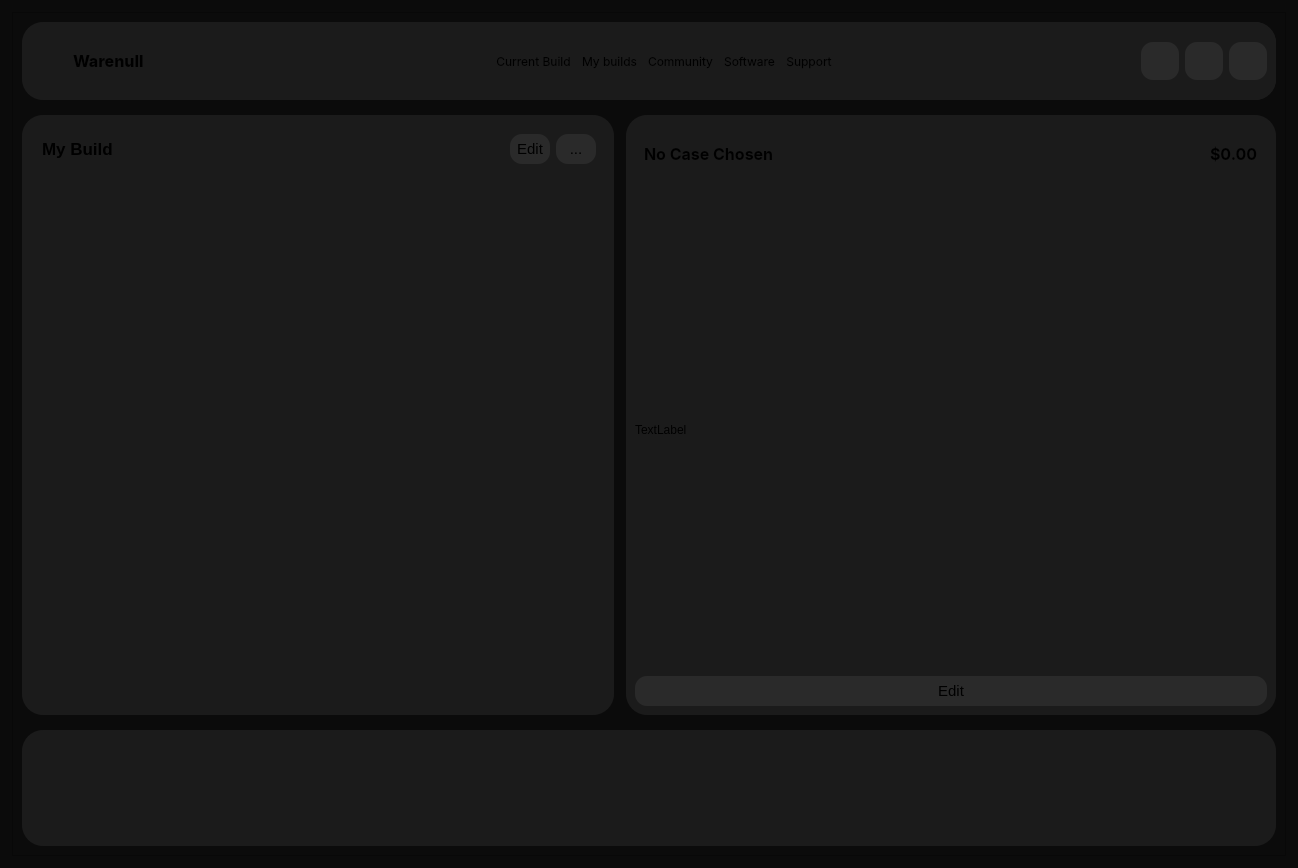
This is mainwindow.ui in kaplanich/pcbuilder as Qt 5 draws it before an edit. The edited form follows.
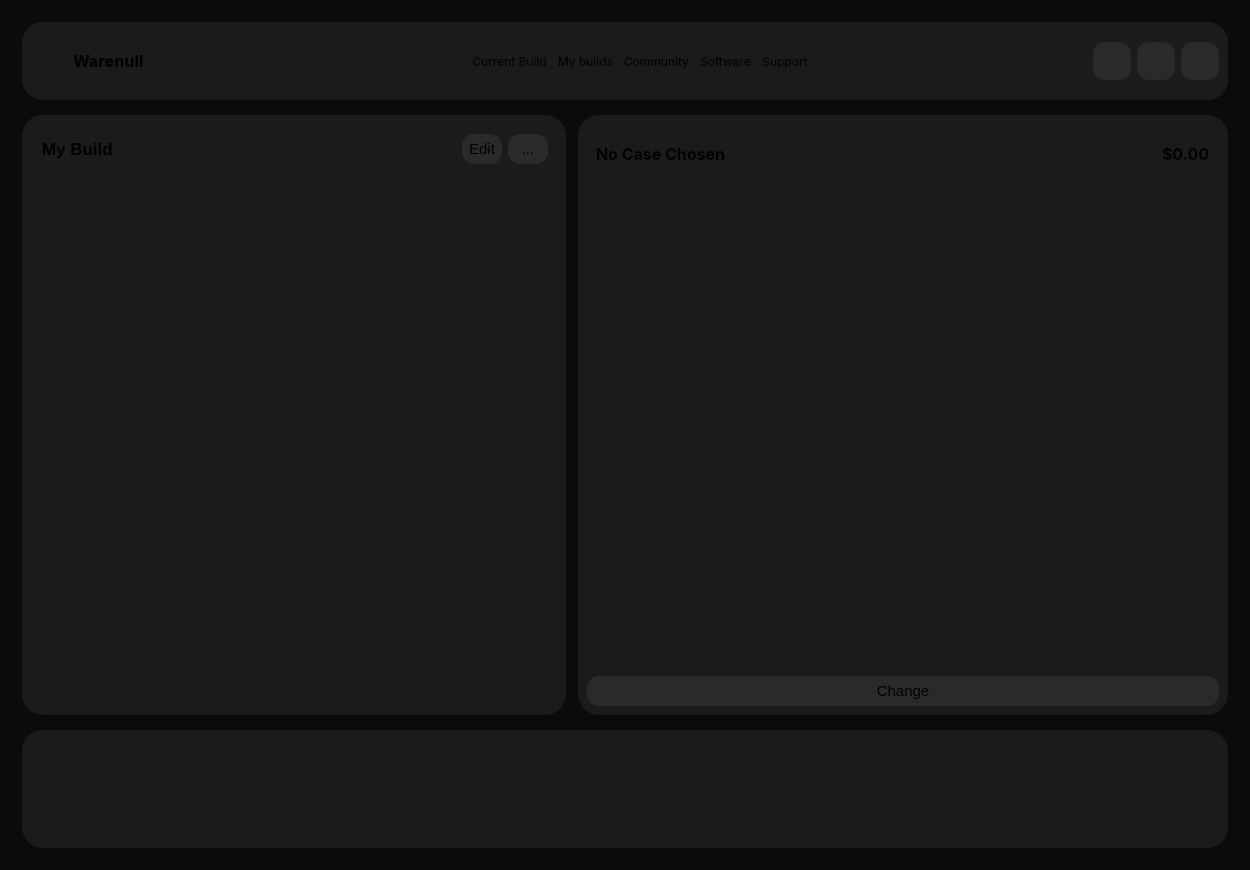
This is the edited form. Icons and pictures are not drawn.

```diff
--- a/mainwindow.ui
+++ b/mainwindow.ui
@@ -6,14 +6,14 @@
    <rect>
     <x>0</x>
     <y>0</y>
-    <width>1298</width>
-    <height>868</height>
+    <width>1250</width>
+    <height>870</height>
    </rect>
   </property>
   <property name="minimumSize">
    <size>
-    <width>1100</width>
-    <height>630</height>
+    <width>1250</width>
+    <height>870</height>
    </size>
   </property>
   <property name="windowTitle">
@@ -49,8 +49,8 @@
         <rect>
          <x>0</x>
          <y>0</y>
-         <width>1272</width>
-         <height>842</height>
+         <width>1224</width>
+         <height>844</height>
         </rect>
        </property>
        <property name="maximumSize">
@@ -173,7 +173,7 @@
                  </font>
                 </property>
                 <property name="styleSheet">
-                 <string notr="true"/>
+                 <string notr="true">selection-background-color: rgb(0, 170, 0);</string>
                 </property>
                 <property name="text">
                  <string>Current Build</string>
@@ -637,7 +637,16 @@
               <item>
                <widget class="QLabel" name="caseIMG">
                 <property name="text">
-                 <string>TextLabel</string>
+                 <string/>
+                </property>
+                <property name="pixmap">
+                 <pixmap resource="res.qrc">:/icons/resources/icons/case.png</pixmap>
+                </property>
+                <property name="scaledContents">
+                 <bool>true</bool>
+                </property>
+                <property name="margin">
+                 <number>50</number>
                 </property>
                </widget>
               </item>
@@ -660,7 +669,7 @@
 </string>
                 </property>
                 <property name="text">
-                 <string>Edit</string>
+                 <string>Change</string>
                 </property>
                </widget>
               </item>
```
Left out of the diff: 2 changed lines with no effect on the pictures.
